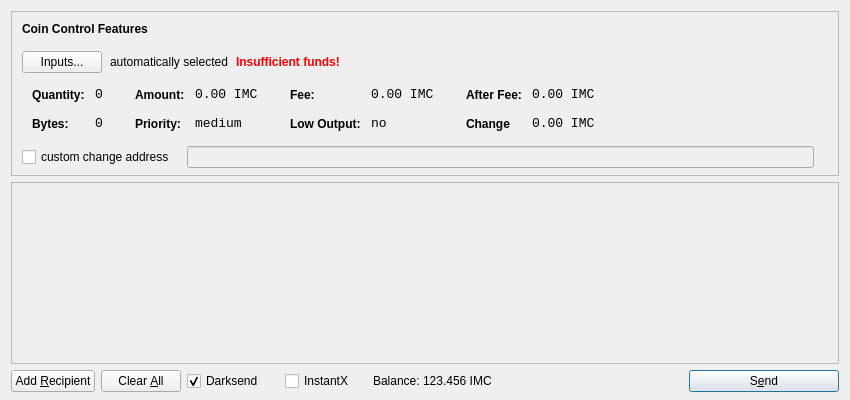
Intermodalcoin/Intermodal-Coin, file src/qt/forms/sendcoinsdialog.ui: the form before one commit.
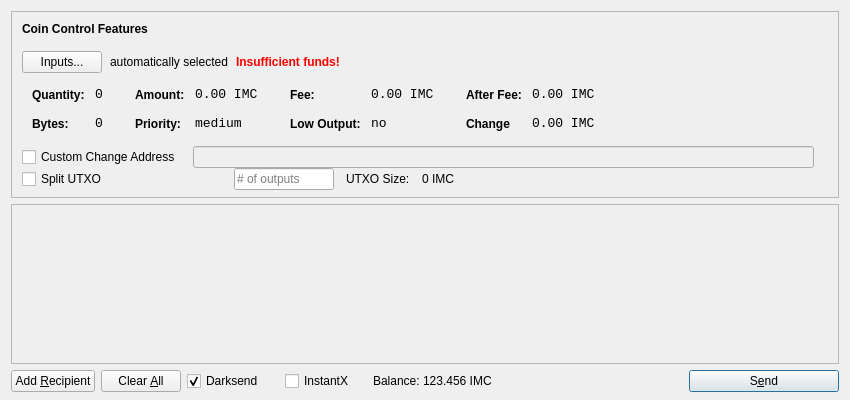
The form after the commit. Icons and pictures are not drawn.

Diff of the .ui file:
```diff
--- a/src/qt/forms/sendcoinsdialog.ui
+++ b/src/qt/forms/sendcoinsdialog.ui
@@ -39,7 +39,7 @@
      </property>
      <layout class="QVBoxLayout" name="verticalLayoutCoinControl2">
       <property name="spacing">
-       <number>6</number>
+       <number>-1</number>
       </property>
       <property name="leftMargin">
        <number>0</number>
@@ -565,7 +565,7 @@
           <item>
            <widget class="QCheckBox" name="checkBoxCoinControlChange">
             <property name="text">
-             <string>custom change address</string>
+             <string>Custom Change Address</string>
             </property>
            </widget>
           </item>
@@ -606,6 +606,93 @@
           </item>
          </layout>
         </item>
+        <item>
+         <layout class="QHBoxLayout" name="horizontalLayoutCoinControl6">
+          <property name="spacing">
+           <number>12</number>
+          </property>
+          <property name="rightMargin">
+           <number>0</number>
+          </property>
+          <item>
+           <widget class="QCheckBox" name="splitBlockCheckBox">
+            <property name="sizePolicy">
+             <sizepolicy hsizetype="Preferred" vsizetype="Preferred">
+              <horstretch>0</horstretch>
+              <verstretch>0</verstretch>
+             </sizepolicy>
+            </property>
+            <property name="minimumSize">
+             <size>
+              <width>200</width>
+              <height>0</height>
+             </size>
+            </property>
+            <property name="maximumSize">
+             <size>
+              <width>200</width>
+              <height>16777215</height>
+             </size>
+            </property>
+            <property name="text">
+             <string>Split UTXO</string>
+            </property>
+           </widget>
+          </item>
+          <item>
+           <widget class="QLineEdit" name="splitBlockLineEdit">
+            <property name="sizePolicy">
+             <sizepolicy hsizetype="Preferred" vsizetype="Preferred">
+              <horstretch>50</horstretch>
+              <verstretch>0</verstretch>
+             </sizepolicy>
+            </property>
+            <property name="minimumSize">
+             <size>
+              <width>100</width>
+              <height>0</height>
+             </size>
+            </property>
+            <property name="maximumSize">
+             <size>
+              <width>100</width>
+              <height>16777215</height>
+             </size>
+            </property>
+            <property name="placeholderText">
+             <string># of outputs</string>
+            </property>
+           </widget>
+          </item>
+          <item>
+           <widget class="QLabel" name="labelBlockSizeText">
+            <property name="text">
+             <string>UTXO Size:</string>
+            </property>
+           </widget>
+          </item>
+          <item>
+           <widget class="QLabel" name="labelBlockSize">
+            <property name="text">
+             <string>0 IMC</string>
+            </property>
+           </widget>
+          </item>
+          <item>
+           <spacer name="horizontalSpacer_7">
+            <property name="orientation">
+             <enum>Qt::Horizontal</enum>
+            </property>
+            <property name="sizeHint" stdset="0">
+             <size>
+              <width>40</width>
+              <height>20</height>
+             </size>
+            </property>
+           </spacer>
+          </item>
+         </layout>
+        </item>
         <item>
          <spacer name="verticalSpacerCoinControl">
           <property name="orientation">
@@ -635,7 +722,7 @@
         <x>0</x>
         <y>0</y>
         <width>830</width>
-        <height>172</height>
+        <height>165</height>
        </rect>
       </property>
       <layout class="QVBoxLayout" name="verticalLayout_2">
```
Left out of the diff: 24 changed lines with no effect on the pictures.
